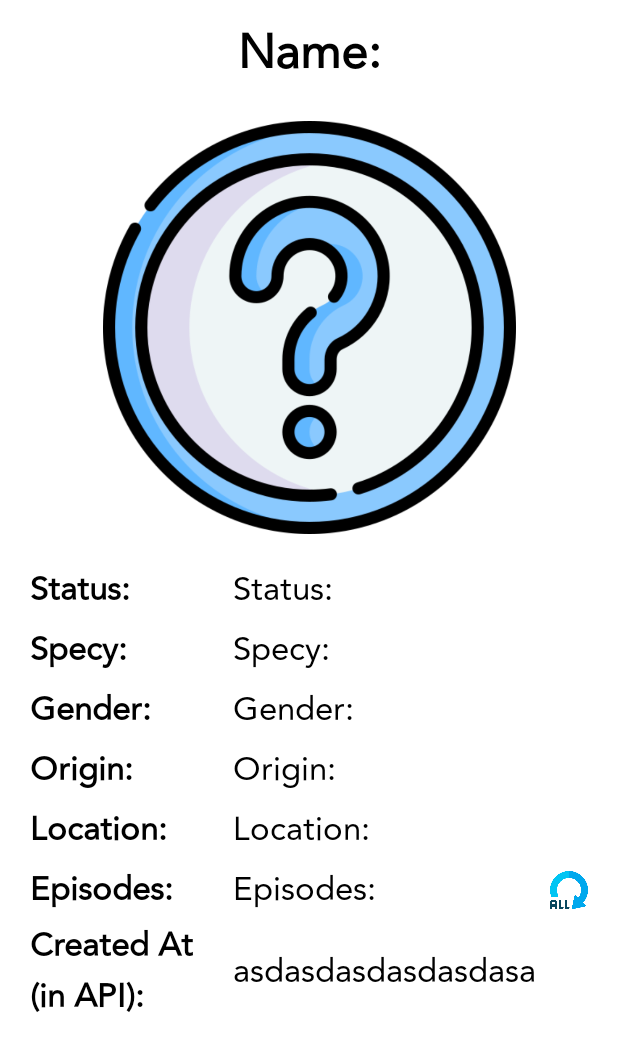
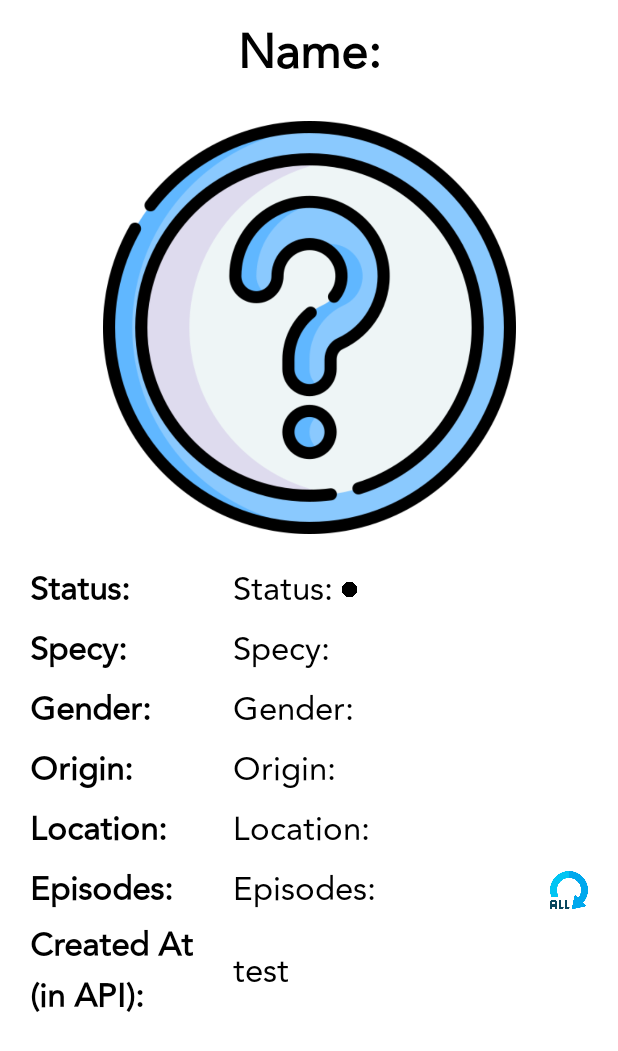
Before and after one commit to fcatadev/RickAndMortyApp, an Android app: the layout fragment_character_detail.xml on its own in the app's theme, with its tools: preview values and no code run, on a phone screen of 412 x 824 dp. Shown: the top 1051 px of the screen. Run offline under Robolectric (Android 15) with nearby library versions, the phone set to English and light mode, and no system bars; network calls fail.

Commit message:
- Added dot that changes color based on "Is alive" control.

```diff
--- a/app/src/main/res/layout/fragment_character_detail.xml
+++ b/app/src/main/res/layout/fragment_character_detail.xml
@@ -149,15 +149,30 @@
                 app:layout_constraintStart_toEndOf="@+id/llDetailHeaders"
                 app:layout_constraintTop_toTopOf="parent">
 
+                <LinearLayout
+                    android:layout_width="match_parent"
+                    android:layout_height="match_parent"
+                    android:orientation="horizontal"
+                    android:layout_marginBottom="5dp">
+
                     <TextView
                         android:id="@+id/tvStatusContent"
                         android:layout_width="wrap_content"
                         android:layout_height="wrap_content"
-                    android:layout_marginBottom="5dp"
                         android:fontFamily="@font/avenir"
                         android:text="@string/status"
                         android:textColor="@color/black"
                         android:textSize="22sp" />
+
+                    <ImageView
+                        android:id="@+id/ivIsAliveDot"
+                        android:layout_width="15dp"
+                        android:layout_height="15dp"
+                        android:layout_marginStart="3dp"
+                        android:layout_gravity="center_vertical"
+                        android:src="@drawable/dot"/>
+
+                </LinearLayout>
 
                 <TextView
                     android:id="@+id/tvSpecyContent"
@@ -260,7 +275,7 @@
                     android:layout_gravity="center_vertical"
                     android:layout_marginStart="20dp"
                     android:fontFamily="@font/avenir"
-                    android:text="asdasdasdasdasdasa"
+                    android:text="@string/test"
                     android:textColor="@color/black"
                     android:textSize="22sp"
                     app:layout_constraintBottom_toBottomOf="parent"
--- a/app/src/main/res/values/strings.xml
+++ b/app/src/main/res/values/strings.xml
@@ -12,4 +12,5 @@
     <string name="location">Location:</string>
     <string name="episodes">Episodes:</string>
     <string name="created_at_n_in_api">Created At \n(in API):</string>
+    <string name="dot">•</string>
 </resources>
```
Also changed, not shown: app/src/main/java/com/fcadev/rickandmortyapp/ui/view/characterDetail/CharacterDetailFragment.kt (+12 -4 lines), app/src/main/res/drawable/dot.png (added), app/src/main/res/drawable/greendot.png (added), app/src/main/res/drawable/reddot.png (added). Lines whose indentation alone changed are shown as unchanged.
